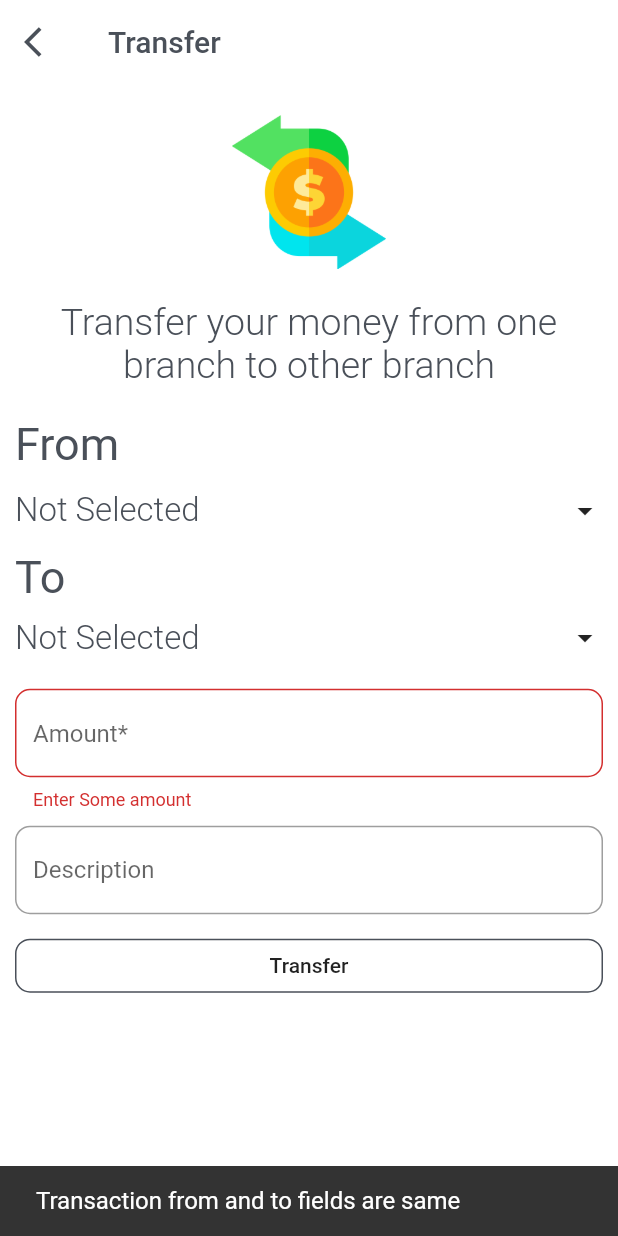
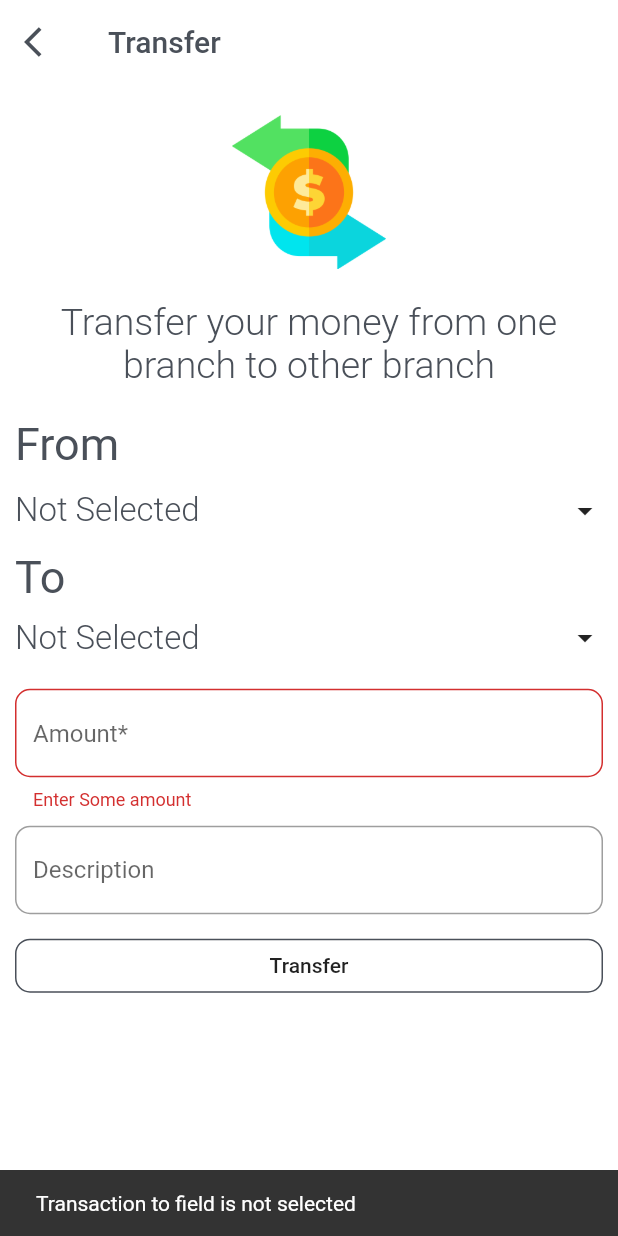
Before and after one commit to yash1200/BankGit, a Flutter app: the transfer screen opened directly, after a tap on "Transfer", on a phone screen of 412 x 824 dp. Run offline on Flutter 3.47's test engine with Material 2 defaults, Android fonts, the phone set to English and light mode, and no system bars; our stand-ins replace cloud_firestore, firebase_auth, flutter_spinkit, font_awesome_flutter, pie_chart; missing offline and left inert: flutter_upi; accounts and stored records are empty.

Commit message:
bug in transfer fixed

```diff
--- a/lib/ui/views/transfer.dart
+++ b/lib/ui/views/transfer.dart
@@ -16,6 +16,7 @@ class _transferState extends State<transfer> {
   TextEditingController amountController = TextEditingController();
   TextEditingController descriptionController = TextEditingController();
   var _fkey = GlobalKey<FormState>();
+  Duration _duration = Duration(milliseconds: 1500);
   final GlobalKey<ScaffoldState> _scaffoldKey = new GlobalKey<ScaffoldState>();
 
   showTransactionFrom(BuildContext context) {
@@ -196,7 +197,9 @@ class _transferState extends State<transfer> {
             FlatButton(
               onPressed: () {
                 if (_fkey.currentState.validate() &&
-                    provider.transactionFrom != provider.transactionTo) {
+                    provider.transactionFrom != provider.transactionTo &&
+                    provider.transactionFrom != 'Not Selected' &&
+                    provider.transactionTo != 'Not Selected') {
                   addMoney(
                     provider.transactionTo,
                     int.parse(amountController.text),
@@ -209,7 +212,8 @@ class _transferState extends State<transfer> {
                   );
                   Navigator.pop(context);
                 } else {
-                  if (provider.transactionTo == provider.transactionFrom) {
+                  if (provider.transactionTo == provider.transactionFrom &&
+                      provider.transactionTo != 'Not Selected') {
                     _scaffoldKey.currentState.showSnackBar(
                       SnackBar(
                         content: Text(
@@ -218,9 +222,21 @@ class _transferState extends State<transfer> {
                             fontSize: 16,
                           ),
                         ),
-                        duration: Duration(
-                          milliseconds: 1500,
-                        ),
+                        duration: _duration,
+                      ),
+                    );
+                  } else if (provider.transactionTo == 'Not Selected') {
+                    _scaffoldKey.currentState.showSnackBar(
+                      SnackBar(
+                        content: Text('Transaction to field is not selected'),
+                        duration: _duration,
+                      ),
+                    );
+                  } else if (provider.transactionFrom == 'Not Selected') {
+                    _scaffoldKey.currentState.showSnackBar(
+                      SnackBar(
+                        content: Text('Transaction from field is not selected'),
+                        duration: _duration,
                       ),
                     );
                   }
```
